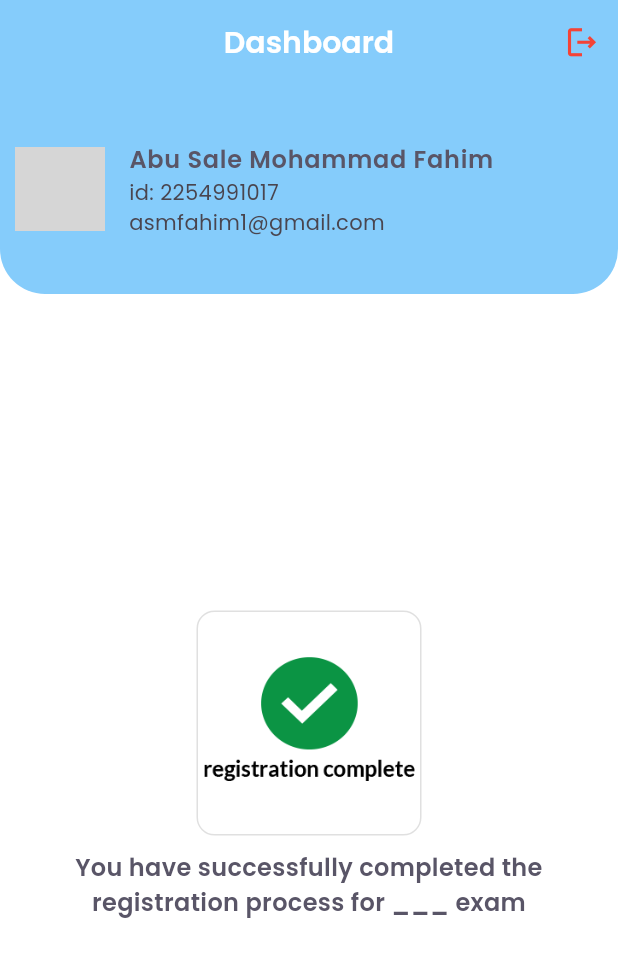
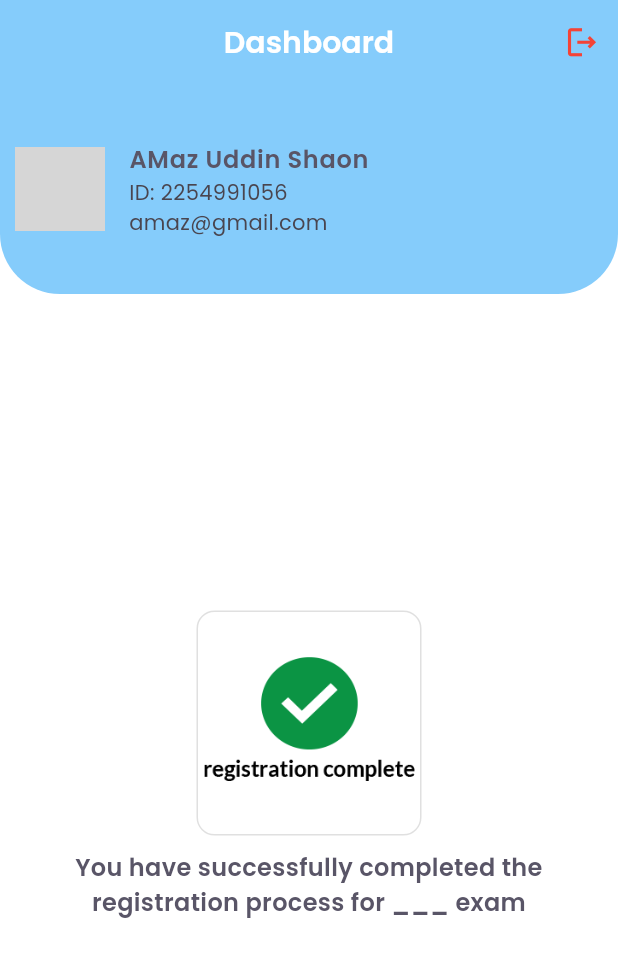
Before and after one commit to asmfahim1/face_detect_user_part, a Flutter app: the HomeScreen screen opened by its route, on a phone screen of 412 x 824 dp. Shown: the top 957 px of the screen. Run offline on Flutter 3.47's test engine with Material 3 defaults, Android fonts, the phone set to English and light mode, and no system bars; our stand-ins replace dio, flutter_svg, get, google_fonts, image_picker, package_info_plus and 2 more; missing offline and left inert: google_mlkit_face_detection, tflite_flutter; accounts and stored records are empty; network calls fail; grey boxes are pictures that could not be loaded.

Commit message:
Update UI

```diff
--- a/lib/core/utils/app_constants.dart
+++ b/lib/core/utils/app_constants.dart
@@ -1,6 +1,6 @@
 class AppConstants {
-  //static String get baseUrl => 'http://192.168.0.108:8000/v1/';
-  static String get baseUrl => 'http://192.168.33.189:8000/v1/';
+  static String get baseUrl => 'http://192.168.0.108:8000/v1/';
+  //static String get baseUrl => 'http://192.168.33.189:8000/v1/';
   //static String get baseUrl => 'http://localhost:8000/v1/';
 
   static String loginUrl = 'students/login';
--- a/lib/l10n/getx_localization.dart
+++ b/lib/l10n/getx_localization.dart
@@ -83,11 +83,16 @@ class Language extends Translations {
           'error_unknown': 'অজানা ত্রুটি ঘটেছে',
 
           //registration controller
+          'verification_text':
+              'ফেসিয়াল ভেরিফিকেশনের জন্য আপনাকে নিচের উপায়ে আপনার পরিষ্কার ছবি দিতে হবে।',
           'uploading': 'ছবি আপলোড করা হচ্ছে...',
           'no_face_found': 'দুঃখিত কোন ফেস সনাক্ত করা হয়নি',
           'try_again_btn': 'আবার চেষ্টা করুন',
           'no_image_selected': 'ডিভাইস থেকে কোনো ছবি নির্বাচন করা হয়নি',
           'wait_for_a_while': 'কিছুক্ষন অপেক্ষা করুন...',
+          'next_btn': 'অগ্রসর হন',
+          'complete_process_warning':
+              'নিবন্ধন সম্পূর্ণ করার জন্য প্রদত্ত উপায়ে সমস্ত ছবি আপলোড করুন',
         },
       };
 }
--- a/lib/module/auth/login/view/splash_screen.dart
+++ b/lib/module/auth/login/view/splash_screen.dart
@@ -19,14 +19,8 @@ class _SplashScreenState extends State<SplashScreen> {
   @override
   void initState() {
     super.initState();
-
     Future.delayed(const Duration(seconds: 2)).then((_) {
       final bool isUserLoggedIn = Get.find<LoginController>().userLoggedIn();
-
-      if (kDebugMode) {
-        print("========$isUserLoggedIn");
-      }
-
       if (isUserLoggedIn) {
         Get.offAllNamed(AppRoutes.homeScreen);
       } else {
--- a/lib/module/auth/registration/view/front_face_screen.dart
+++ b/lib/module/auth/registration/view/front_face_screen.dart
@@ -60,7 +60,7 @@ class FrontFaceScreen extends StatelessWidget {
       width: Dimensions.screenWidth / 2,
       buttonTitle: 'photo_upload'.tr,
       onTap: () {
-        showImagePickerOptions(context, regiController);
+        regi.pickFrontImage(ImageSource.camera);
       },
     );
   }
--- a/lib/module/home/view/home_screen.dart
+++ b/lib/module/home/view/home_screen.dart
@@ -17,9 +17,6 @@ class HomeScreen extends StatelessWidget {
     return Scaffold(
       appBar: AppBar(
         automaticallyImplyLeading: false,
-        backgroundColor: primaryColor,
-        centerTitle: true,
-        elevation: 0,
         title: TextWidget(
           'dashboard'.tr,
           style: TextStyles.title20.copyWith(
@@ -73,8 +70,8 @@ class HomeScreen extends StatelessWidget {
       decoration: BoxDecoration(
         color: primaryColor,
         borderRadius: BorderRadius.only(
-          bottomLeft: Radius.circular(Dimensions.radius20 * 1.5),
-          bottomRight: Radius.circular(Dimensions.radius20 * 1.5),
+          bottomLeft: Radius.circular(Dimensions.radius20 * 2),
+          bottomRight: Radius.circular(Dimensions.radius20 * 2),
         ),
       ),
       child: ListTile(
@@ -86,7 +83,8 @@ class HomeScreen extends StatelessWidget {
           backgroundColor: blueColor,
           radius: Dimensions.radius20 * 1.5,
           backgroundImage: const NetworkImage(
-              'https://img.freepik.com/free-photo/young-bearded-man-with-striped-shirt_273609-5677.jpg?size=626&ext=jpg&ga=GA1.1.559178150.1721198416&semt=sph'),
+            'https://img.freepik.com/free-photo/young-bearded-man-with-striped-shirt_273609-5677.jpg?size=626&ext=jpg&ga=GA1.1.559178150.1721198416&semt=sph',
+          ),
           // child: Icon(
           //   Icons.person,
           //   size: Dimensions.iconSize15 * 2,
@@ -94,7 +92,7 @@ class HomeScreen extends StatelessWidget {
           // ),
         ),
         title: TextWidget(
-          'Abu Sale Mohammad Fahim',
+          'AMaz Uddin Shaon',
           style: TextStyles.title16,
           overflow: TextOverflow.ellipsis,
         ),
@@ -102,12 +100,12 @@ class HomeScreen extends StatelessWidget {
           crossAxisAlignment: CrossAxisAlignment.start,
           children: [
             TextWidget(
-              'id: 2254991017',
+              'ID: 2254991056',
               style: TextStyles.regular14,
               overflow: TextOverflow.ellipsis,
             ),
             TextWidget(
-              'asmfahim1@gmail.com',
+              'amaz@gmail.com',
               style: TextStyles.regular14,
               overflow: TextOverflow.ellipsis,
             ),
```
Also changed, not shown: lib/main.dart (+6 -6 lines).
